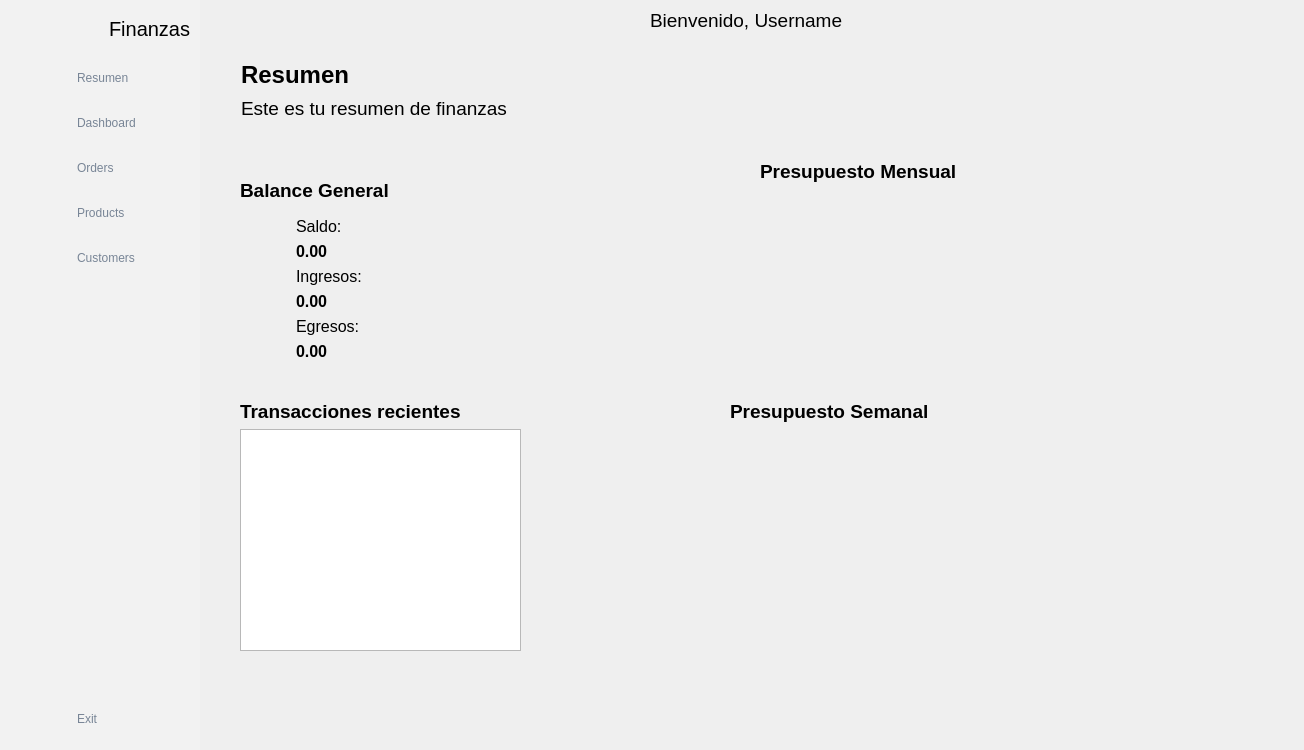
The window that asistente-personal-ventanas/ventanaPrincipal/ventanaPrincipal.ui (phkandresc/asistente-personal) describes before a commit, drawn with Qt 5.
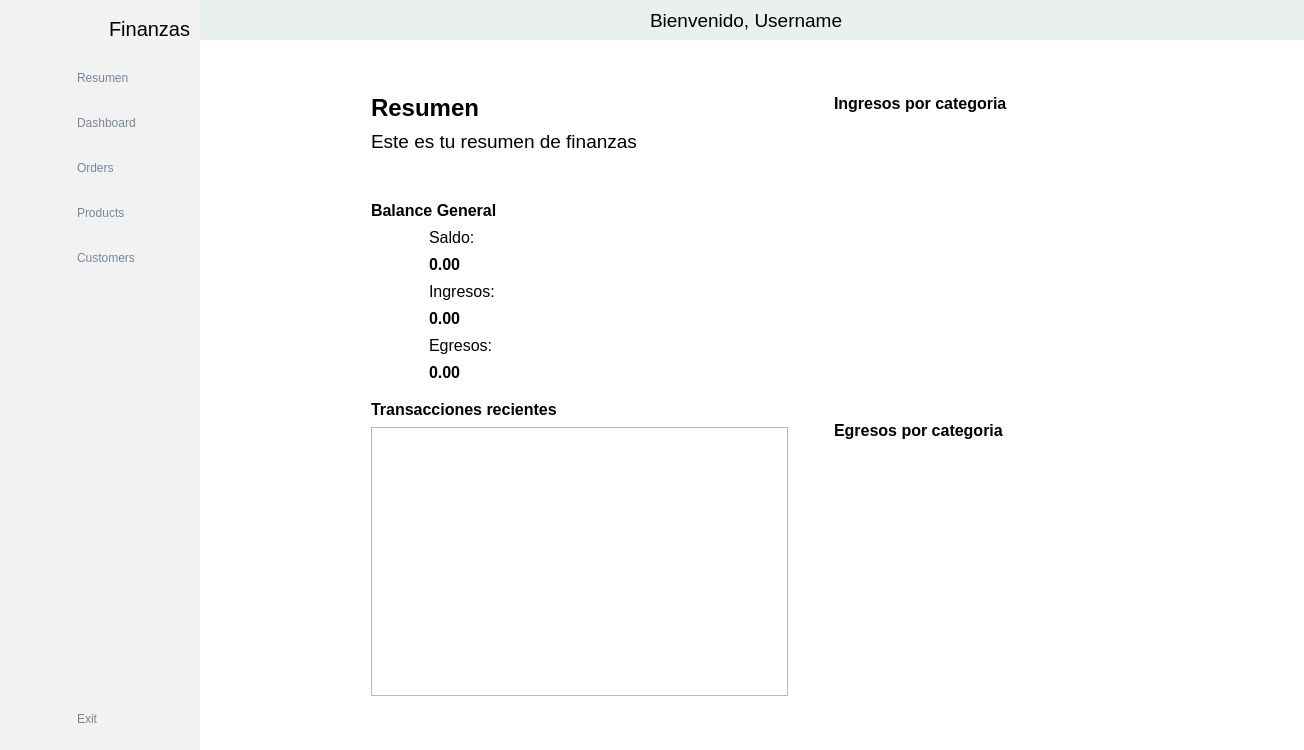
The same window after the commit. Icons and pictures are not drawn.

Diff of the .ui file:
```diff
--- a/asistente-personal-ventanas/ventanaPrincipal/ventanaPrincipal.ui
+++ b/asistente-personal-ventanas/ventanaPrincipal/ventanaPrincipal.ui
@@ -48,6 +48,11 @@
 	#widgetMenuIconos QPushButton:hover {
 		background-color: rgba( 86, 101, 115, 0.5);
 	}
+	
+#widgetMenuIconos QPushButton:checked {
+		background-color: #777777;
+		color: rgb(255, 255, 255);
+}
 
 	/* style for logo image */
 	#lblMenuIcono {
@@ -78,12 +83,21 @@
 	}
 
 	#widgetMenu QPushButton:checked {
-		background-color: rgb(220, 138, 221);
+		background-color: #777777;
+		color: rgb(255, 255, 255);
 	}
 
 #paginaResumen #widgetBalance, #widgetIngresos, #widgetEgresos{
 	background-color: rgb(28, 113, 216);
 }
+
+#barraSuperior {
+	background-color: #EAEFEF;
+}
+
+#pilaWidgets {
+	background-color: rgb(255, 255, 255);
+}
 </string>
   </property>
   <widget class="QWidget" name="centralwidget">
@@ -241,15 +255,46 @@
           <property name="styleSheet">
            <string notr="true"/>
           </property>
-          <widget class="QWidget" name="layoutWidget">
-           <property name="geometry">
-            <rect>
-             <x>41</x>
-             <y>21</y>
-             <width>283</width>
-             <height>61</height>
-            </rect>
-           </property>
+          <layout class="QGridLayout" name="gridLayout_9">
+           <item row="0" column="1">
+            <spacer name="verticalSpacer_5">
+             <property name="orientation">
+              <enum>Qt::Orientation::Vertical</enum>
+             </property>
+             <property name="sizeHint" stdset="0">
+              <size>
+               <width>20</width>
+               <height>33</height>
+              </size>
+             </property>
+            </spacer>
+           </item>
+           <item row="1" column="0">
+            <spacer name="horizontalSpacer_4">
+             <property name="orientation">
+              <enum>Qt::Orientation::Horizontal</enum>
+             </property>
+             <property name="sizeHint" stdset="0">
+              <size>
+               <width>138</width>
+               <height>20</height>
+              </size>
+             </property>
+            </spacer>
+           </item>
+           <item row="1" column="1" rowspan="2">
+            <layout class="QHBoxLayout" name="horizontalLayout_5">
+             <item>
+              <layout class="QVBoxLayout" name="verticalLayout_17">
+               <item>
+                <layout class="QVBoxLayout" name="verticalLayout_16">
+                 <property name="spacing">
+                  <number>8</number>
+                 </property>
+                 <property name="bottomMargin">
+                  <number>10</number>
+                 </property>
+                 <item>
            <layout class="QVBoxLayout" name="verticalLayout_11">
             <item>
              <widget class="QLabel" name="label_4">
@@ -277,22 +322,27 @@
              </widget>
             </item>
            </layout>
-          </widget>
-          <widget class="QWidget" name="layoutWidget">
-           <property name="geometry">
-            <rect>
-             <x>40</x>
-             <y>130</y>
-             <width>281</width>
-             <height>191</height>
-            </rect>
-           </property>
+                 </item>
+                 <item>
+                  <spacer name="verticalSpacer_4">
+                   <property name="orientation">
+                    <enum>Qt::Orientation::Vertical</enum>
+                   </property>
+                   <property name="sizeHint" stdset="0">
+                    <size>
+                     <width>20</width>
+                     <height>40</height>
+                    </size>
+                   </property>
+                  </spacer>
+                 </item>
+                 <item>
            <layout class="QVBoxLayout" name="verticalLayout_13">
             <item>
              <widget class="QLabel" name="lblBalanceGeneral">
               <property name="font">
                <font>
-                <pointsize>14</pointsize>
+                       <pointsize>12</pointsize>
                 <bold>true</bold>
                 <kerning>true</kerning>
                </font>
@@ -489,22 +539,16 @@
              </layout>
             </item>
            </layout>
-          </widget>
-          <widget class="QWidget" name="layoutWidget">
-           <property name="geometry">
-            <rect>
-             <x>40</x>
-             <y>360</y>
-             <width>281</width>
-             <height>251</height>
-            </rect>
-           </property>
+                 </item>
+                </layout>
+               </item>
+               <item>
            <layout class="QVBoxLayout" name="verticalLayout_14">
             <item>
              <widget class="QLabel" name="lblBalanceGeneral_2">
               <property name="font">
                <font>
-                <pointsize>14</pointsize>
+                     <pointsize>12</pointsize>
                 <bold>true</bold>
                 <kerning>true</kerning>
                </font>
@@ -518,56 +562,158 @@
              </widget>
             </item>
             <item>
-             <widget class="QListWidget" name="listWidget"/>
-            </item>
-           </layout>
-          </widget>
+                  <widget class="QListWidget" name="listTransacciones">
+                   <property name="minimumSize">
+                    <size>
+                     <width>417</width>
+                     <height>269</height>
+                    </size>
+                   </property>
+                   <property name="maximumSize">
+                    <size>
+                     <width>417</width>
+                     <height>269</height>
+                    </size>
+                   </property>
+                  </widget>
+                 </item>
+                </layout>
+               </item>
+              </layout>
+             </item>
+             <item>
+              <spacer name="horizontalSpacer_3">
+               <property name="orientation">
+                <enum>Qt::Orientation::Horizontal</enum>
+               </property>
+               <property name="sizeHint" stdset="0">
+                <size>
+                 <width>40</width>
+                 <height>20</height>
+                </size>
+               </property>
+              </spacer>
+             </item>
+             <item>
+              <layout class="QFormLayout" name="formLayout">
+               <item row="0" column="0">
+                <layout class="QVBoxLayout" name="verticalLayout_8">
+                 <item>
           <widget class="QLabel" name="lblBalanceGeneral_3">
-           <property name="geometry">
-            <rect>
-             <x>560</x>
-             <y>120</y>
-             <width>279</width>
-             <height>23</height>
-            </rect>
-           </property>
            <property name="font">
             <font>
-             <pointsize>14</pointsize>
+                     <pointsize>12</pointsize>
              <bold>true</bold>
              <kerning>true</kerning>
             </font>
            </property>
            <property name="text">
-            <string>Presupuesto Mensual</string>
+                    <string>Ingresos por categoria</string>
            </property>
            <property name="margin">
             <number>0</number>
            </property>
           </widget>
+                 </item>
+                 <item>
+                  <widget class="QWidget" name="widgetGraficoIngresos" native="true">
+                   <property name="minimumSize">
+                    <size>
+                     <width>300</width>
+                     <height>250</height>
+                    </size>
+                   </property>
+                   <property name="maximumSize">
+                    <size>
+                     <width>300</width>
+                     <height>250</height>
+                    </size>
+                   </property>
+                  </widget>
+                 </item>
+                </layout>
+               </item>
+               <item row="1" column="0">
+                <spacer name="verticalSpacer_3">
+                 <property name="orientation">
+                  <enum>Qt::Orientation::Vertical</enum>
+                 </property>
+                 <property name="sizeHint" stdset="0">
+                  <size>
+                   <width>20</width>
+                   <height>40</height>
+                  </size>
+                 </property>
+                </spacer>
+               </item>
+               <item row="2" column="0">
+                <layout class="QVBoxLayout" name="verticalLayout_15">
+                 <item>
           <widget class="QLabel" name="lblBalanceGeneral_4">
-           <property name="geometry">
-            <rect>
-             <x>530</x>
-             <y>360</y>
-             <width>279</width>
-             <height>23</height>
-            </rect>
-           </property>
            <property name="font">
             <font>
-             <pointsize>14</pointsize>
+                     <pointsize>12</pointsize>
              <bold>true</bold>
              <kerning>true</kerning>
             </font>
            </property>
            <property name="text">
-            <string>Presupuesto Semanal</string>
+                    <string>Egresos por categoria</string>
            </property>
            <property name="margin">
             <number>0</number>
            </property>
           </widget>
+                 </item>
+                 <item>
+                  <widget class="QWidget" name="widgetGraficoEgresos" native="true">
+                   <property name="minimumSize">
+                    <size>
+                     <width>300</width>
+                     <height>250</height>
+                    </size>
+                   </property>
+                   <property name="maximumSize">
+                    <size>
+                     <width>300</width>
+                     <height>250</height>
+                    </size>
+                   </property>
+                  </widget>
+                 </item>
+                </layout>
+               </item>
+              </layout>
+             </item>
+            </layout>
+           </item>
+           <item row="2" column="2">
+            <spacer name="horizontalSpacer_5">
+             <property name="orientation">
+              <enum>Qt::Orientation::Horizontal</enum>
+             </property>
+             <property name="sizeHint" stdset="0">
+              <size>
+               <width>138</width>
+               <height>20</height>
+              </size>
+             </property>
+            </spacer>
+           </item>
+           <item row="3" column="1">
+            <spacer name="verticalSpacer_6">
+             <property name="orientation">
+              <enum>Qt::Orientation::Vertical</enum>
+             </property>
+             <property name="sizeHint" stdset="0">
+              <size>
+               <width>20</width>
+               <height>33</height>
+              </size>
+             </property>
+            </spacer>
+           </item>
+          </layout>
          </widget>
          <widget class="QWidget" name="page_2">
           <layout class="QGridLayout" name="gridLayout_3">
```
Left out of the diff: 6 changed lines with no effect on the pictures. Lines whose indentation alone changed are shown as unchanged.
